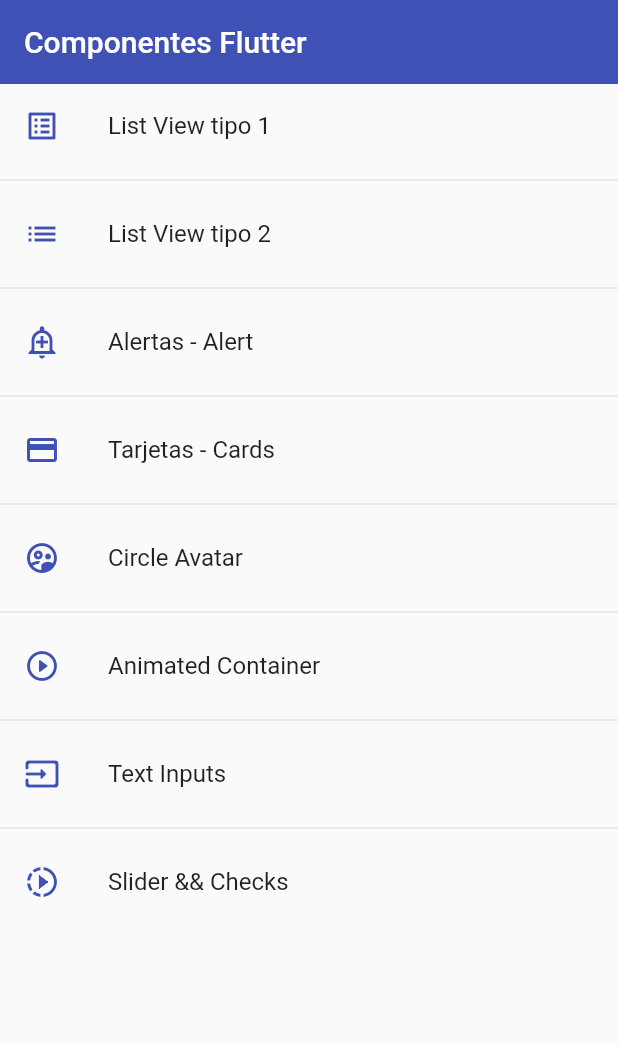
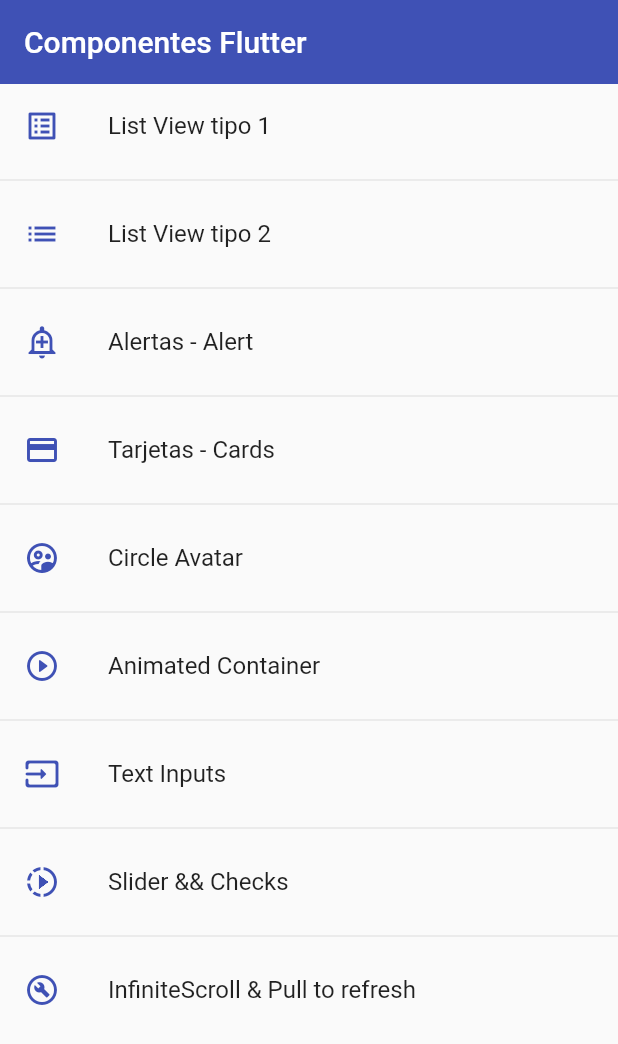
Before and after one commit to RommelOlachea/flutter-components, a Flutter app: the screen it shows after launch, on a phone screen of 412 x 824 dp. Shown: the top 1044 px of the screen. Run offline on Flutter 3.47's test engine with Material 2 defaults, Android fonts, the phone set to English and light mode, and no system bars.

Commit message:
Listview Builder

```diff
--- a/lib/router/app_routes.dart
+++ b/lib/router/app_routes.dart
@@ -52,6 +52,11 @@ class AppRoute {
         name: 'Slider && Checks',
         screen: const SliderScreen(),
         icon: Icons.slow_motion_video_outlined),
+    MenuOption(
+        route: 'Listviewbuilder',
+        name: 'InfiniteScroll & Pull to refresh',
+        screen: const ListviewBuilderScreen(),
+        icon: Icons.build_circle_outlined),
   ];
 
   static Map<String, Widget Function(BuildContext)> getAppRoutes() {
--- a/lib/screens/screens.dart
+++ b/lib/screens/screens.dart
@@ -4,6 +4,7 @@ export 'package:flutter_components/screens/avatar_screen.dart';
 export 'package:flutter_components/screens/card_screen.dart';
 export 'package:flutter_components/screens/home_screen.dart';
 export 'package:flutter_components/screens/inputs_screen.dart';
+export 'package:flutter_components/screens/listview_builder_screen.dart';
 export 'package:flutter_components/screens/listview1_screen.dart';
 export 'package:flutter_components/screens/listview2_screen.dart';
 export 'package:flutter_components/screens/slider_screen.dart';
--- a/lib/screens/slider_screen.dart
+++ b/lib/screens/slider_screen.dart
@@ -53,7 +53,7 @@ class _SliderScreenState extends State<SliderScreen> {
             title: const Text('Habilitar Slider'),
             value: _sliderEnabled,
             onChanged: (value) => setState(() {
-                  _sliderEnabled = value ?? true;
+                  _sliderEnabled = value;
                 })),
         const AboutListTile(),
         Expanded(
```
Also changed, not shown: lib/screens/listview_builder_screen.dart (added, +29 -0 lines).
